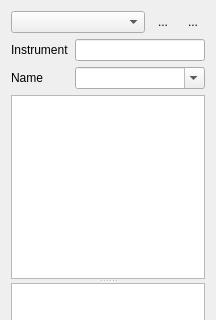
Qt form ui/ExternalParameterSelection.ui (MonroeQuantumNetworks/IonControl) before a commit; both pictures show x 0 to 216 and y 0 to 320 of the 216 by 478 pixel window.
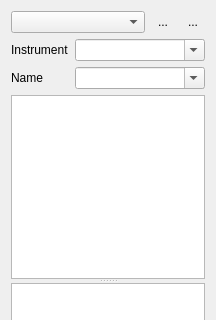
The same form after that commit. Icons and pictures are not drawn. Custom widgets are drawn as their Qt base class.

```diff
--- a/ui/ExternalParameterSelection.ui
+++ b/ui/ExternalParameterSelection.ui
@@ -65,16 +65,6 @@
        </property>
       </widget>
      </item>
-     <item row="0" column="1">
-      <widget class="QLineEdit" name="instrumentLineEdit">
-       <property name="sizePolicy">
-        <sizepolicy hsizetype="Expanding" vsizetype="Fixed">
-         <horstretch>2</horstretch>
-         <verstretch>0</verstretch>
-        </sizepolicy>
-       </property>
-      </widget>
-     </item>
      <item row="1" column="0">
       <widget class="QLabel" name="label_2">
        <property name="text">
@@ -89,6 +79,19 @@
        </property>
       </widget>
      </item>
+     <item row="0" column="1">
+      <widget class="QComboBox" name="instrumentComboBox">
+       <property name="sizePolicy">
+        <sizepolicy hsizetype="MinimumExpanding" vsizetype="Fixed">
+         <horstretch>0</horstretch>
+         <verstretch>0</verstretch>
+        </sizepolicy>
+       </property>
+       <property name="editable">
+        <bool>true</bool>
+       </property>
+      </widget>
+     </item>
     </layout>
    </item>
    <item>
```
Left out of the diff: 11 changed lines with no effect on the pictures.
